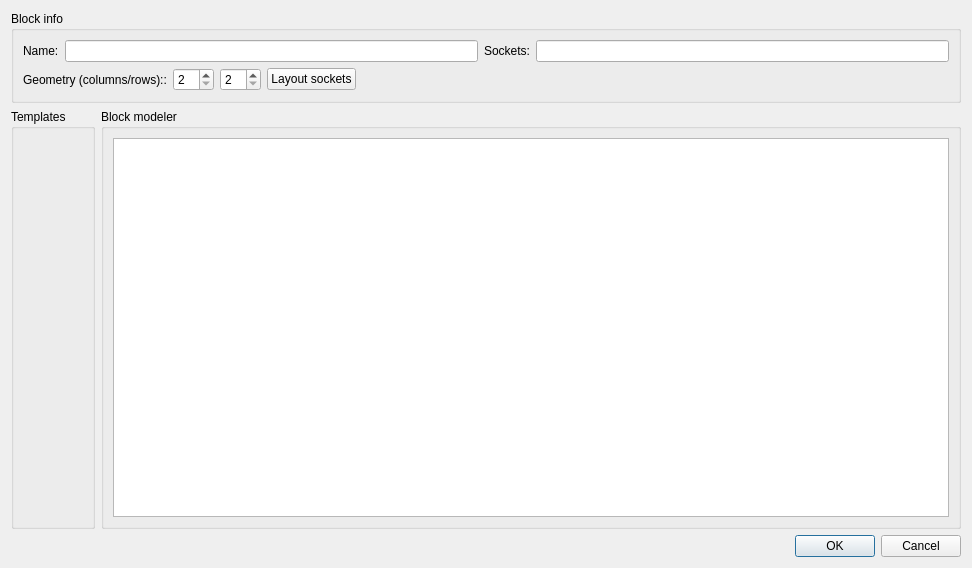
Before: the Qt Designer form MasterSimulatorUI/src/MSIMBlockEditorDialog.ui in ghorwin/MasterSim, drawn with Qt 5.
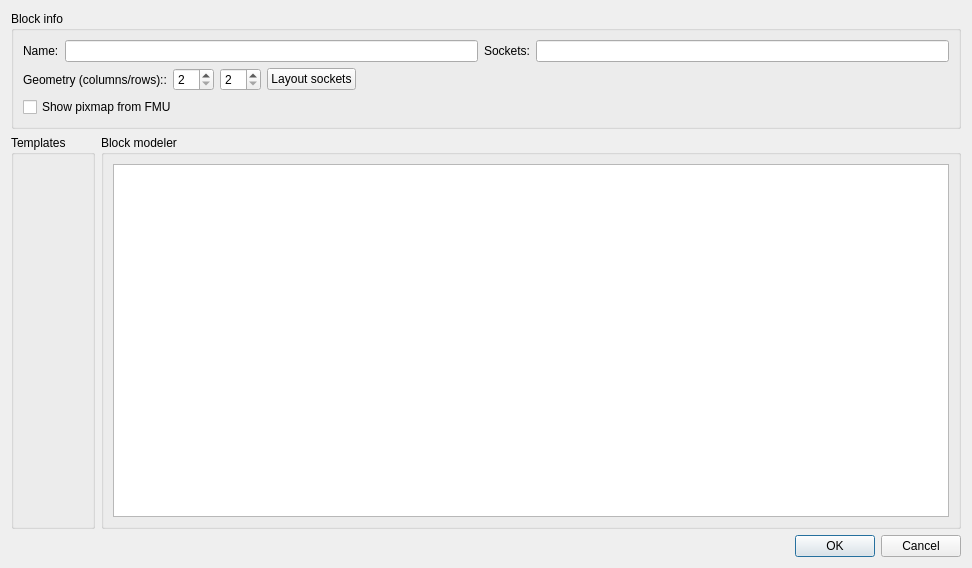
After: the same form once the commit is applied. Custom widgets are drawn as their Qt base class.

Commit message: "model.png" pixmaps in FMU can now be shown in blocks.

```diff
--- a/MasterSimulatorUI/src/MSIMBlockEditorDialog.ui
+++ b/MasterSimulatorUI/src/MSIMBlockEditorDialog.ui
@@ -101,6 +101,13 @@
         </item>
        </layout>
       </item>
+      <item>
+       <widget class="QCheckBox" name="checkBoxShowFMUPixmap">
+        <property name="text">
+         <string>Show pixmap from FMU</string>
+        </property>
+       </widget>
+      </item>
      </layout>
     </widget>
    </item>
```
Left out of the diff: 28 changed lines with no effect on the pictures. The commit also changes 7 other files.
